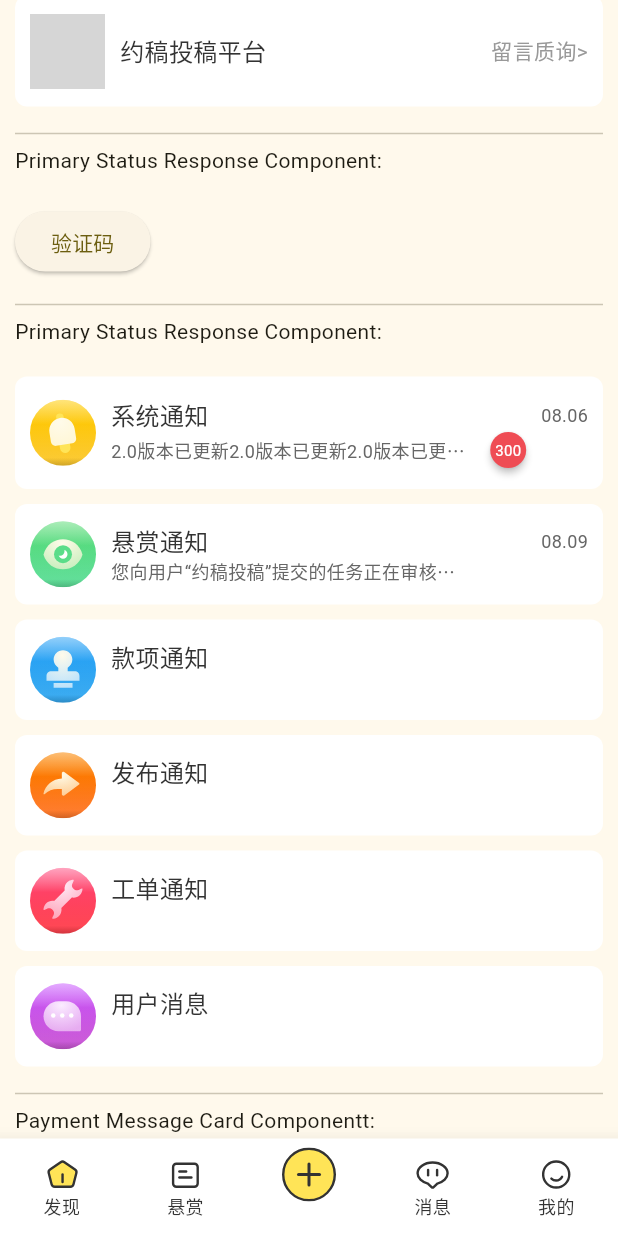
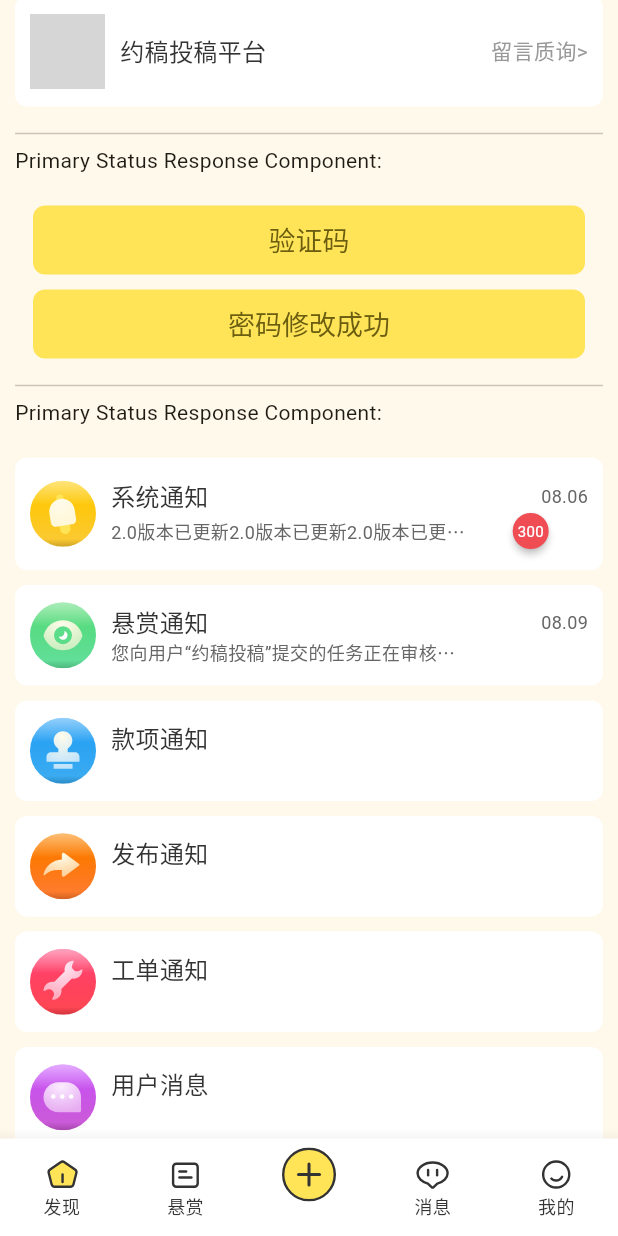
Before and after one commit to Esthert0109/part_time_app3, a Flutter app: the screen it shows after launch, scrolled down 1728 dp, on a phone screen of 412 x 824 dp. Run offline on Flutter 3.47's test engine with Material 3 defaults, Android fonts, the phone set to English and light mode, and no system bars; drawn by our look-alikes of badges; our stand-ins replace flutter_svg, get, image_picker, loading_animation_widget, photo_view; network calls fail; grey boxes are pictures that could not be loaded.

Commit message:
Update previous component with primary button.

```diff
--- a/part_time_app/lib/Components/Card/missionPublishCheckoutCardComponent.dart
+++ b/part_time_app/lib/Components/Card/missionPublishCheckoutCardComponent.dart
@@ -330,6 +330,7 @@ Widget _buildTextFormField2(
               textAlign: TextAlign.center,
               style: missionCheckoutTextStyle,
             )),
+        SizedBox(width: 20),
         Expanded(
             flex: 4,
             child: TextFormField(
--- a/part_time_app/lib/Components/Message/messageCardComponent.dart
+++ b/part_time_app/lib/Components/Message/messageCardComponent.dart
@@ -188,8 +188,8 @@ Widget _buildMessageCard(
                     if (totalMessage != null && totalMessage >= 1)
                       Container(
                         padding: totalMessage != null && totalMessage >= 100
-                            ? EdgeInsets.only(left: 15)
-                            : EdgeInsets.only(left: 20),
+                            ? EdgeInsets.only(left: 30)
+                            : EdgeInsets.only(left: 35),
                         child: badges.Badge(
                           badgeContent: Text(
                             totalMessage.toString(),
--- a/part_time_app/lib/Components/Status/primaryStatusResponseComponent.dart
+++ b/part_time_app/lib/Components/Status/primaryStatusResponseComponent.dart
@@ -3,6 +3,7 @@ import 'package:flutter/material.dart';
 import 'package:flutter_svg/svg.dart';
 import '../../Constants/colorConstant.dart';
 import '../../Constants/textStyleConstant.dart';
+import '../CommonComponents/primaryButtonComponent.dart';
 
 class PrimaryStatusBottomSheetComponent {
   static void show(BuildContext context, bool needButton) {
@@ -66,8 +67,8 @@ class PrimaryStatusBottomSheetComponent {
                     SizedBox(
                       width: 351,
                       child: needButton
-                          ? ElevatedButton(
-                              onPressed: () {}, child: Text("重新登入"))
+                          ? primaryButtonComponent(
+                              onPressed: () {}, text: "重新登入")
                           : null,
                     ),
                   ],
--- a/part_time_app/lib/Pages/ComponentDisplayPage/componentExamplePage.dart
+++ b/part_time_app/lib/Pages/ComponentDisplayPage/componentExamplePage.dart
@@ -1,6 +1,7 @@
 import 'package:flutter/material.dart';
 import 'package:get/get.dart';
 import 'package:get/get_connect/http/src/utils/utils.dart';
+import 'package:part_time_app/Components/CommonComponents/primaryButtonComponent.dart';
 import 'package:part_time_app/Pages/MissionIssuer/missionPublishMainPage.dart';
 
 import '../../Components/Card/missionCardComponent.dart';
@@ -198,15 +199,25 @@ class _ComponentExampleState extends State<ComponentExample> {
               Divider(),
               Text("Primary Status Response Component:"),
               SizedBox(height: 20),
-              ElevatedButton(
+              primaryButtonComponent(
+                  text: "验证码",
                   onPressed: () {
                     PrimaryStatusBottomSheetComponent.show(
                       context,
                       //true for need button, false for no need.
                       false,
                     );
-                  },
-                  child: Text("验证码")),
+                  }),
+              SizedBox(height: 10),
+              primaryButtonComponent(
+                  text: "密码修改成功",
+                  onPressed: () {
+                    PrimaryStatusBottomSheetComponent.show(
+                      context,
+                      //true for need button, false for no need.
+                      true,
+                    );
+                  }),
               SizedBox(height: 10),
               Divider(),
               Text("Primary Status Response Component:"),
@@ -228,7 +239,8 @@ class _ComponentExampleState extends State<ComponentExample> {
               Divider(),
               Text("Reject Reason Dialog Component:"),
               SizedBox(height: 20),
-              ElevatedButton(
+              primaryButtonComponent(
+                  text: "拒绝理由",
                   onPressed: () {
                     showDialog(
                       context: context,
@@ -236,13 +248,13 @@ class _ComponentExampleState extends State<ComponentExample> {
                         return RejectReasonDialogComponent();
                       },
                     );
-                  },
-                  child: Text("验证码")),
+                  }),
               SizedBox(height: 10),
               Divider(),
               Text("Status Dialog Component:"),
               SizedBox(height: 20),
-              ElevatedButton(
+              primaryButtonComponent(
+                  text: "提交成功",
                   onPressed: () {
                     showDialog(
                       context: context,
@@ -250,10 +262,10 @@ class _ComponentExampleState extends State<ComponentExample> {
                         return StatusDialogComponent(complete: true);
                       },
                     );
-                  },
-                  child: Text("提交成功")),
+                  }),
               SizedBox(height: 10),
-              ElevatedButton(
+              primaryButtonComponent(
+                  text: "继续编辑",
                   onPressed: () {
                     showDialog(
                       context: context,
@@ -261,8 +273,7 @@ class _ComponentExampleState extends State<ComponentExample> {
                         return StatusDialogComponent(complete: false);
                       },
                     );
-                  },
-                  child: Text("继续编辑")),
+                  }),
               SizedBox(height: 10),
               Divider(),
             ],
```
Also changed, not shown: part_time_app/lib/Components/Dialog/rejectReasonDialogComponent.dart (+2 -7 lines), part_time_app/lib/Components/Status/statusDialogComponent.dart (+10 -6 lines).
